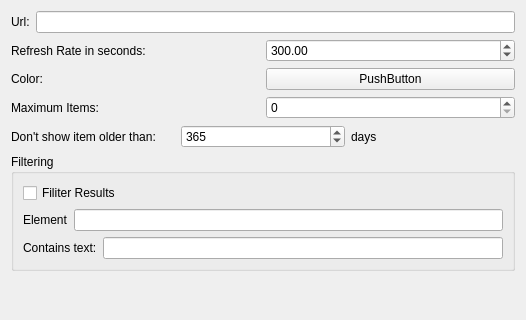
perryiv/cadkit, file Minerva/Plugins/GeoRSSQt/AddGeoRSSLayerWidget.ui: the form before one commit; both pictures show x 0 to 526 and y 0 to 320 of the 526 by 484 pixel window.
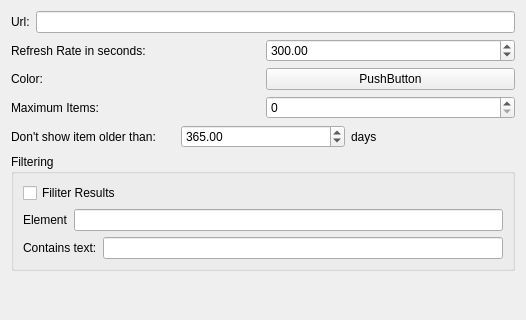
The form after the commit. Custom widgets are drawn as their Qt base class.

Commit message: -Changing maximum age to double to allow for fractional days.

Diff of the .ui file:
```diff
--- a/Minerva/Plugins/GeoRSSQt/AddGeoRSSLayerWidget.ui
+++ b/Minerva/Plugins/GeoRSSQt/AddGeoRSSLayerWidget.ui
@@ -90,7 +90,7 @@
       </widget>
      </item>
      <item>
-      <widget class="QSpinBox" name="_maximumItemAge" >
+      <widget class="QDoubleSpinBox" name="_maximumItemAge" >
        <property name="maximum" >
         <number>999999999</number>
        </property>
```
The commit also changes 4 other files.
